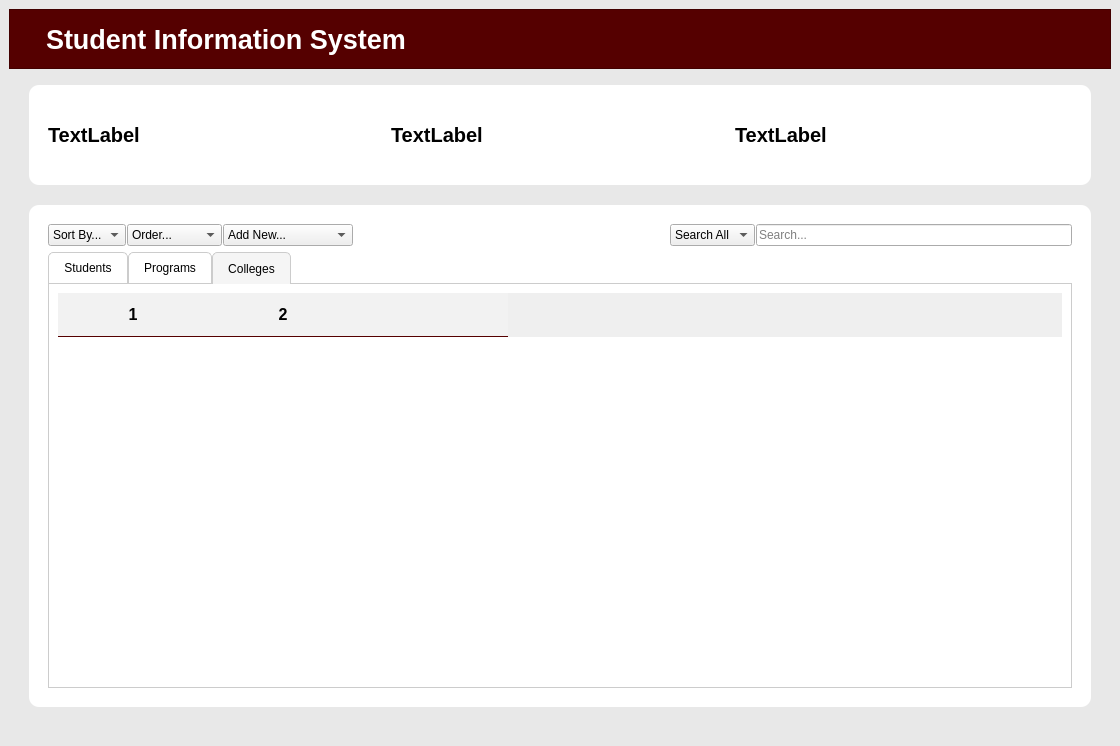
Qt form ui/mainWindow.ui (karoltacang/SSIS) before a commit.
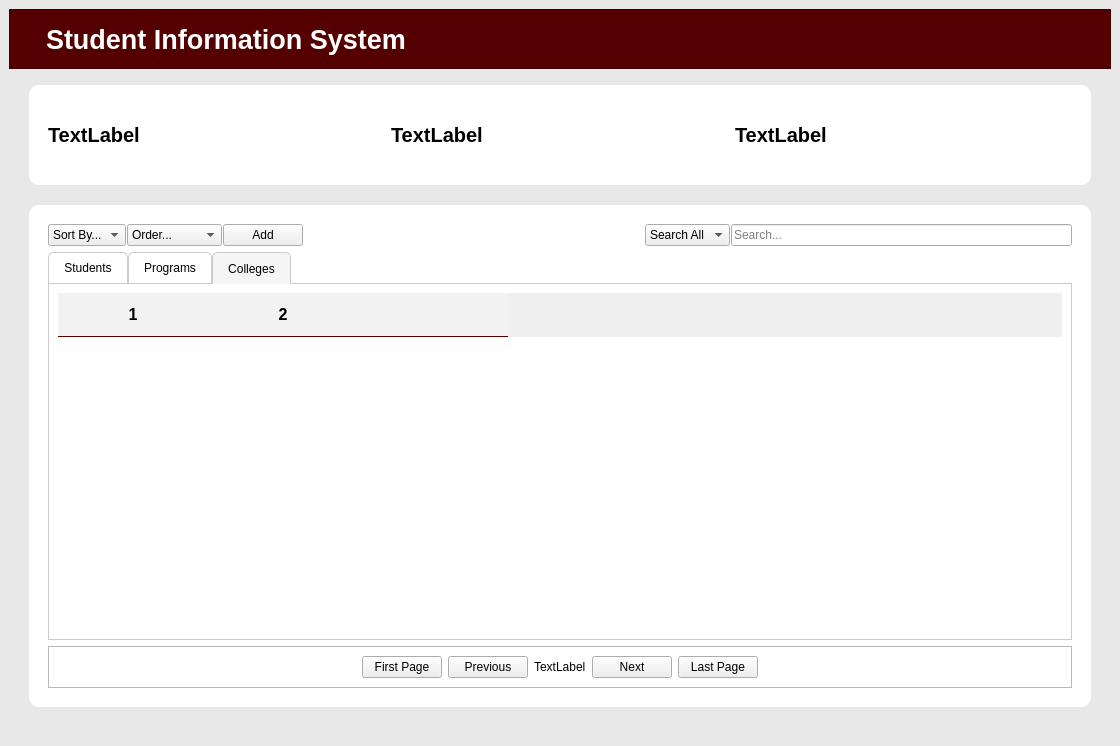
The same form after that commit.

```diff
--- a/ui/mainWindow.ui
+++ b/ui/mainWindow.ui
@@ -234,7 +234,7 @@
         <property name="frameShadow">
          <enum>QFrame::Raised</enum>
         </property>
-        <layout class="QVBoxLayout" name="verticalLayout_3" stretch="1,11">
+        <layout class="QVBoxLayout" name="verticalLayout_3" stretch="1,11,0">
          <item>
           <layout class="QHBoxLayout" name="functions" stretch="0,0,0,0,0,0">
            <property name="spacing">
@@ -272,27 +272,10 @@
             </widget>
            </item>
            <item>
-            <widget class="QComboBox" name="addButton">
-             <item>
-              <property name="text">
-               <string>Add New...</string>
-              </property>
-             </item>
-             <item>
-              <property name="text">
-               <string>Add New Student</string>
-              </property>
-             </item>
-             <item>
-              <property name="text">
-               <string>Add New Program</string>
-              </property>
-             </item>
-             <item>
-              <property name="text">
-               <string>Add New College</string>
-              </property>
-             </item>
+            <widget class="QPushButton" name="addButton">
+             <property name="text">
+              <string>Add</string>
+             </property>
             </widget>
            </item>
            <item>
@@ -554,6 +537,79 @@
            </widget>
           </widget>
          </item>
+         <item>
+          <widget class="QFrame" name="frame">
+           <property name="frameShape">
+            <enum>QFrame::StyledPanel</enum>
+           </property>
+           <property name="frameShadow">
+            <enum>QFrame::Raised</enum>
+           </property>
+           <layout class="QHBoxLayout" name="horizontalLayout_4">
+            <item>
+             <spacer name="horizontalSpacer_3">
+              <property name="orientation">
+               <enum>Qt::Horizontal</enum>
+              </property>
+              <property name="sizeHint" stdset="0">
+               <size>
+                <width>40</width>
+                <height>20</height>
+               </size>
+              </property>
+             </spacer>
+            </item>
+            <item>
+             <widget class="QPushButton" name="firstPageButton">
+              <property name="text">
+               <string>First Page</string>
+              </property>
+             </widget>
+            </item>
+            <item>
+             <widget class="QPushButton" name="previousButton">
+              <property name="text">
+               <string>Previous</string>
+              </property>
+             </widget>
+            </item>
+            <item>
+             <widget class="QLabel" name="pageInfo">
+              <property name="text">
+               <string>TextLabel</string>
+              </property>
+             </widget>
+            </item>
+            <item>
+             <widget class="QPushButton" name="nextButton">
+              <property name="text">
+               <string>Next</string>
+              </property>
+             </widget>
+            </item>
+            <item>
+             <widget class="QPushButton" name="lastPageButton">
+              <property name="text">
+               <string>Last Page</string>
+              </property>
+             </widget>
+            </item>
+            <item>
+             <spacer name="horizontalSpacer_2">
+              <property name="orientation">
+               <enum>Qt::Horizontal</enum>
+              </property>
+              <property name="sizeHint" stdset="0">
+               <size>
+                <width>40</width>
+                <height>20</height>
+               </size>
+              </property>
+             </spacer>
+            </item>
+           </layout>
+          </widget>
+         </item>
         </layout>
        </widget>
       </item>
```
